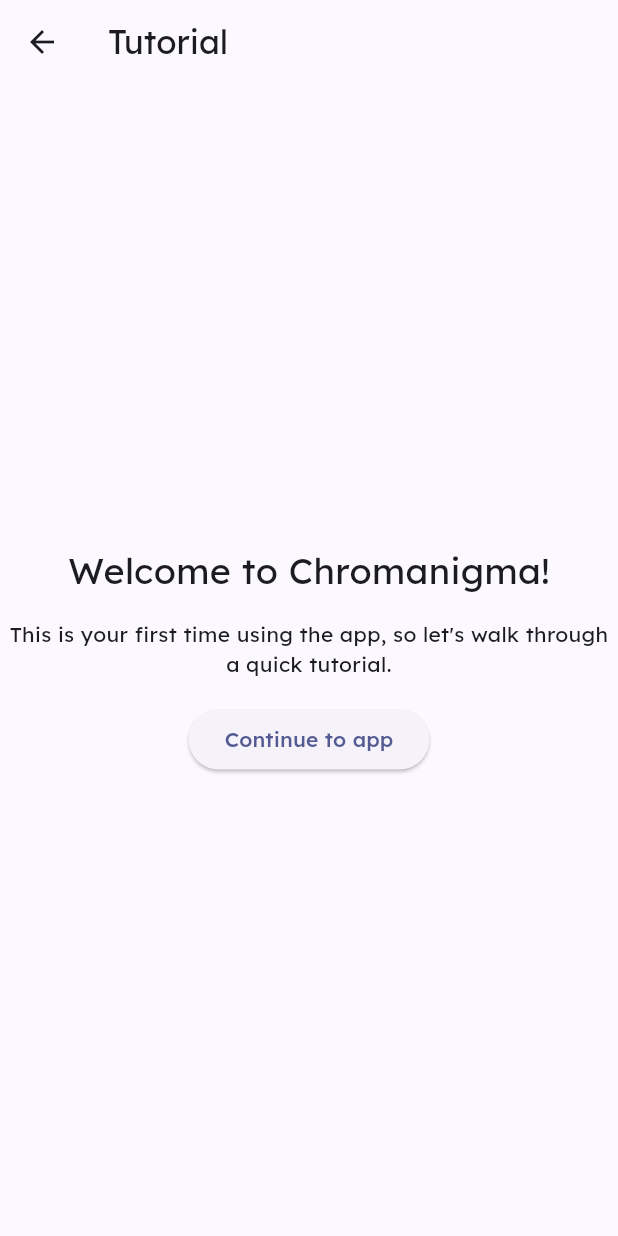
After one commit to simonerlic/colour-guesser, a Flutter app: the TutorialPage screen opened directly, after a tap on "Continue to app", after a tap on the "question mark" icon, on a phone screen of 412 x 824 dp. The commit adds this screen. Run offline on Flutter 3.47's test engine with Material 2 defaults, Android fonts, the phone set to English and light mode, and no system bars; our stand-ins replace share_plus, shared_preferences; accounts and stored records are empty.

Commit message:
Add tutorial page

```diff
--- a/lib/main.dart
+++ b/lib/main.dart
@@ -5,7 +5,7 @@
 import 'package:colour/views/game_view.dart';
 import 'package:colour/views/gallery_page.dart';
 import 'package:colour/models/game_result.dart';
-// import 'package:colour/views/tutorial_view.dart';
+import 'package:colour/views/tutorial/tutorial_view.dart';
 
 void main() {
   runApp(const MyApp());
@@ -183,7 +183,33 @@
   @override
   Widget build(BuildContext context) {
     return Scaffold(
-      appBar: AppBar(),
+      appBar: AppBar(
+        // Add an info button to the app bar
+        actions: [
+          IconButton(
+            icon: const Icon(Icons.question_mark_outlined),
+            onPressed: () {
+              showDialog(
+                  context: context,
+                  // go to tutorial page
+                  builder: (context) => TutorialPage()
+
+                  // builder: (context) => AlertDialog(
+                  //   title: const Text("About"),
+                  //   content: const Text(
+                  //       "Chromanigma is a game where you have to guess the date of a color."),
+                  //   actions: [
+                  //     ElevatedButton(
+                  //       child: const Text("OK"),
+                  //       onPressed: () => Navigator.of(context).pop(),
+                  //     ),
+                  //   ],
+                  // ),
+                  );
+            },
+          ),
+        ],
+      ),
       body: Center(
         child: Column(
           mainAxisAlignment: MainAxisAlignment.center,
--- /dev/null
+++ b/lib/views/tutorial/tutorial_view.dart
@@ -0,0 +1,41 @@
+import 'package:flutter/material.dart';
+import 'package:colour/main.dart'; // Don't forget to import your StartPage
+
+class TutorialPage extends StatelessWidget {
+  const TutorialPage({Key? key}) : super(key: key);
+
+  @override
+  Widget build(BuildContext context) {
+    return Scaffold(
+      appBar: AppBar(
+        title: const Text('Tutorial'),
+      ),
+      body: Center(
+        child: Column(
+          mainAxisAlignment: MainAxisAlignment.center,
+          children: <Widget>[
+            const Text(
+              'Welcome to Chromanigma!',
+              style: TextStyle(fontSize: 24),
+            ),
+            const SizedBox(height: 16),
+            const Text(
+              'This is your first time using the app, so let\'s walk through a quick tutorial.',
+              textAlign: TextAlign.center,
+            ),
+            const SizedBox(height: 16),
+            ElevatedButton(
+              child: const Text('Continue to app'),
+              onPressed: () {
+                Navigator.pushReplacement(
+                  context,
+                  MaterialPageRoute(builder: (context) => const StartPage()),
+                );
+              },
+            ),
+          ],
+        ),
+      ),
+    );
+  }
+}
```
